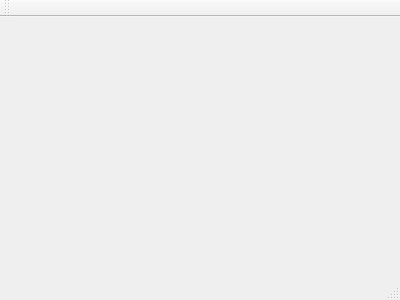
The window that QtTestApp_main/mainwindow.ui (sh-toba/QtTestApp) describes before a commit, drawn with Qt 5.
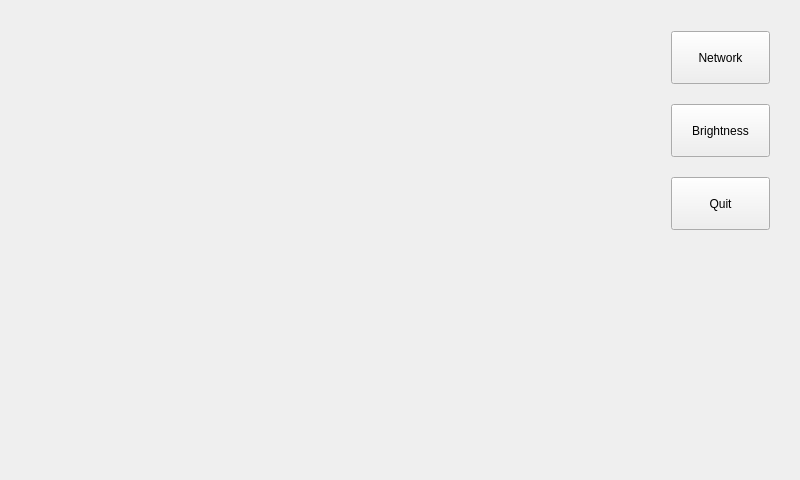
The same window after the commit.

Patch:
```diff
--- a/QtTestApp_main/mainwindow.ui
+++ b/QtTestApp_main/mainwindow.ui
@@ -1,24 +1,78 @@
 <ui version="4.0">
  <class>MainWindow</class>
- <widget class="QMainWindow" name="MainWindow" >
-  <property name="geometry" >
+ <widget class="QMainWindow" name="MainWindow">
+  <property name="enabled">
+   <bool>true</bool>
+  </property>
+  <property name="geometry">
    <rect>
     <x>0</x>
     <y>0</y>
-    <width>400</width>
-    <height>300</height>
+    <width>800</width>
+    <height>480</height>
    </rect>
   </property>
   <property name="windowTitle" >
    <string>MainWindow</string>
   </property>
-  <widget class="QMenuBar" name="menuBar" />
-  <widget class="QToolBar" name="mainToolBar" />
-  <widget class="QWidget" name="centralWidget" />
-  <widget class="QStatusBar" name="statusBar" />
+  <widget class="QWidget" name="centralWidget">
+   <widget class="QWidget" name="verticalLayoutWidget">
+    <property name="geometry">
+     <rect>
+      <x>660</x>
+      <y>20</y>
+      <width>121</width>
+      <height>221</height>
+     </rect>
+    </property>
+    <layout class="QVBoxLayout" name="verticalLayout">
+     <property name="spacing">
+      <number>20</number>
+     </property>
+     <item>
+      <widget class="QPushButton" name="NetworkSettingButton">
+       <property name="sizePolicy">
+        <sizepolicy hsizetype="MinimumExpanding" vsizetype="Preferred">
+         <horstretch>0</horstretch>
+         <verstretch>0</verstretch>
+        </sizepolicy>
+       </property>
+       <property name="text">
+        <string>Network</string>
+       </property>
+      </widget>
+     </item>
+     <item>
+      <widget class="QPushButton" name="BrightnessSettingButton">
+       <property name="sizePolicy">
+        <sizepolicy hsizetype="MinimumExpanding" vsizetype="Preferred">
+         <horstretch>0</horstretch>
+         <verstretch>0</verstretch>
+        </sizepolicy>
+       </property>
+       <property name="text">
+        <string>Brightness</string>
+       </property>
+      </widget>
+     </item>
+     <item>
+      <widget class="QPushButton" name="pushButton_3">
+       <property name="sizePolicy">
+        <sizepolicy hsizetype="MinimumExpanding" vsizetype="Preferred">
+         <horstretch>0</horstretch>
+         <verstretch>0</verstretch>
+        </sizepolicy>
+       </property>
+       <property name="text">
+        <string>Quit</string>
+       </property>
+      </widget>
+     </item>
+    </layout>
+   </widget>
+  </widget>
  </widget>
- <layoutDefault spacing="6" margin="11" />
- <pixmapfunction></pixmapfunction>
+ <layoutdefault spacing="6" margin="11"/>
  <resources/>
  <connections/>
 </ui>
```
Left out of the diff: 3 changed lines with no effect on the pictures.
